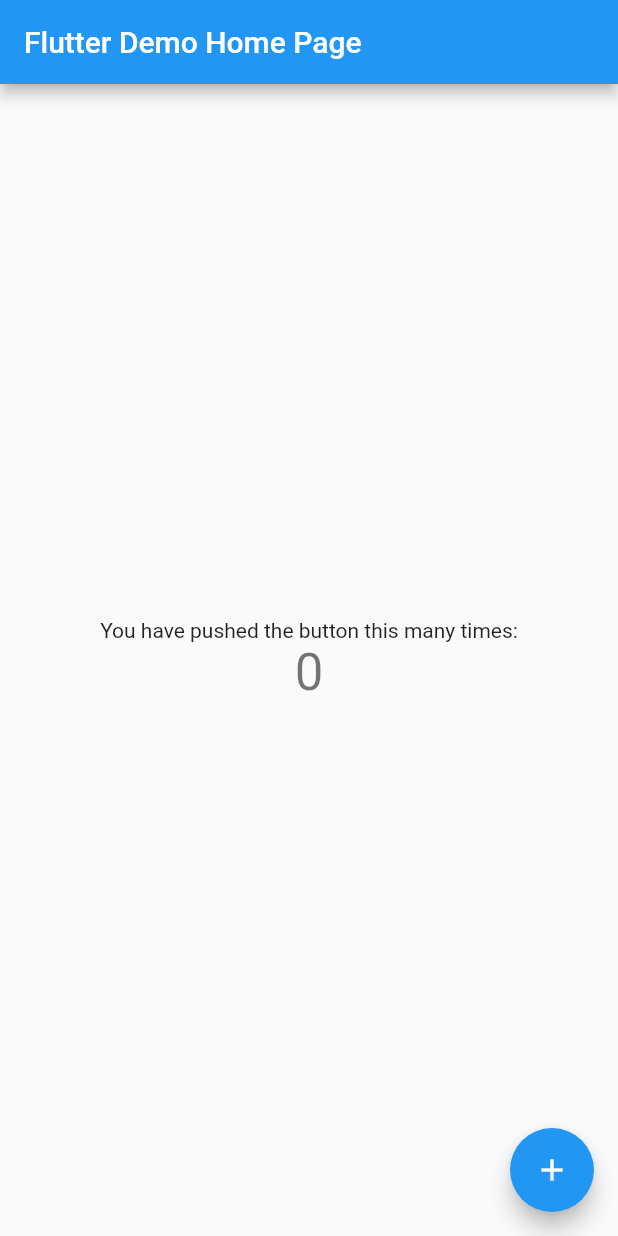
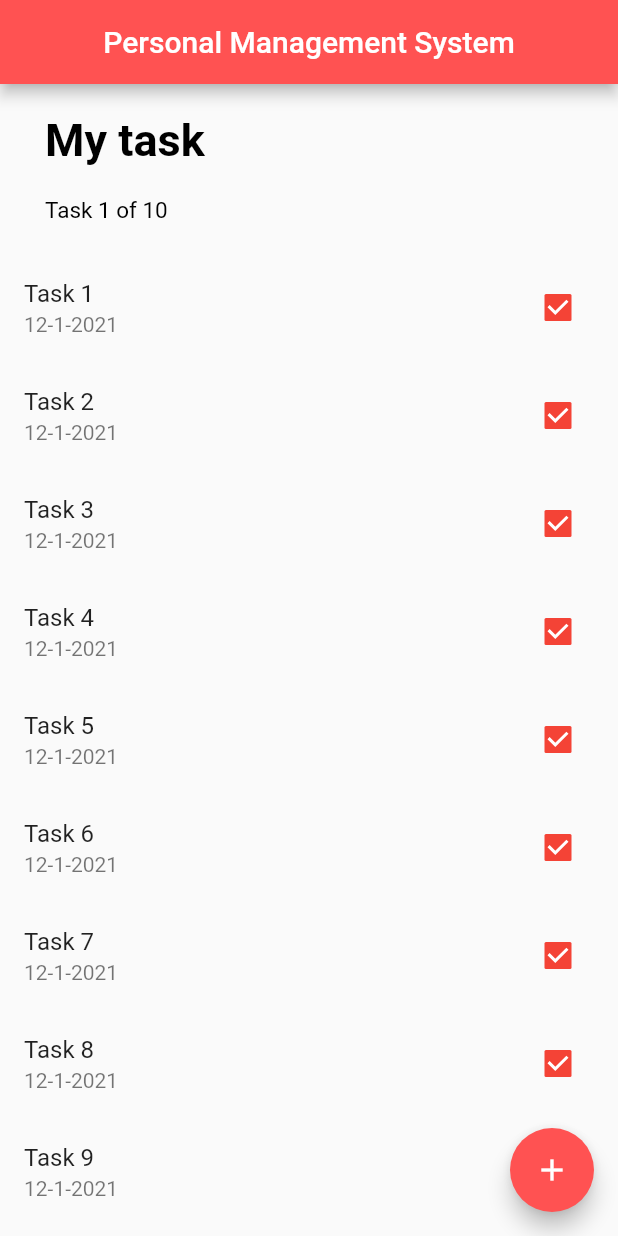
Before and after one commit to HimanshuTrehan/To_do_list_Flutter_app, a Flutter app: the screen it shows after launch, on a phone screen of 412 x 824 dp. Run offline on Flutter 3.47's test engine with Material 2 defaults, Android fonts, the phone set to English and light mode, and no system bars.

Commit message:
HomeScreen created

```diff
--- /dev/null
+++ b/lib/HomeScreen.dart
@@ -0,0 +1,69 @@
+import 'package:flutter/material.dart';
+
+class HomeScreen extends StatefulWidget
+{
+  @override
+  State<StatefulWidget> createState() {
+   return _HomeState();
+  }
+
+}
+
+class _HomeState extends State<HomeScreen>{
+  @override
+  Widget build(BuildContext context) {
+    return Scaffold(
+      floatingActionButton: FloatingActionButton(
+        onPressed: () {  },
+        child: Icon(Icons.add),
+        backgroundColor: Colors.redAccent,
+
+      ),
+      appBar: AppBar(
+        title: Center(
+          child: Text("Personal Management System"),
+        ),
+        backgroundColor: Colors.redAccent,
+      ),
+      body: ListView.builder(
+
+        itemCount: 10,
+        itemBuilder: (context, index) {
+          if(index==0)
+            {
+              return Padding(
+                padding: EdgeInsets.symmetric(horizontal: 30,vertical: 20),
+                child: Column(
+                  crossAxisAlignment: CrossAxisAlignment.start,
+                  children: [
+                    Text("My task",style: TextStyle(
+                      fontWeight: FontWeight.bold,color: Colors.black,fontSize: 30
+                    ),),
+                    SizedBox(height: 20,),
+                    Text("Task 1 of 10",style: TextStyle(
+                        color: Colors.black,fontSize: 15
+                    ),),
+                  ],
+                ),
+              );
+
+            }
+          return _Taskbuild(index);
+        }
+
+        ,),
+    );
+  }
+
+}
+
+Widget _Taskbuild(int index) {
+  return ListTile(
+    title: Text("Task $index"),
+    subtitle: Text("12-1-2021"),
+    trailing: Checkbox(onChanged: (bool value) {  }, value: true,
+      activeColor: Colors.red,
+
+    ),
+  );
+}
--- a/lib/main.dart
+++ b/lib/main.dart
@@ -1,5 +1,6 @@
 import 'package:flutter/material.dart';
 
+import 'HomeScreen.dart';
 void main() {
   runApp(MyApp());
 }
@@ -9,94 +10,12 @@ class MyApp extends StatelessWidget {
   @override
   Widget build(BuildContext context) {
     return MaterialApp(
-      title: 'Flutter Demo',
+      debugShowCheckedModeBanner: false,
+      title: 'To do list',
+      darkTheme: ThemeData(
 
-      home: MyHomePage(title: 'Flutter Demo Home Page'),
+      ),
+      home: HomeScreen(),
     );
   }
 }
-
-class MyHomePage extends StatefulWidget {
-  MyHomePage({Key key, this.title}) : super(key: key);
-
-  // This widget is the home page of your application. It is stateful, meaning
-  // that it has a State object (defined below) that contains fields that affect
-  // how it looks.
-
-  // This class is the configuration for the state. It holds the values (in this
-  // case the title) provided by the parent (in this case the App widget) and
-  // used by the build method of the State. Fields in a Widget subclass are
-  // always marked "final".
-
-  final String title;
-
-  @override
-  _MyHomePageState createState() => _MyHomePageState();
-}
-
-class _MyHomePageState extends State<MyHomePage> {
-  int _counter = 0;
-
-  void _incrementCounter() {
-    setState(() {
-      // This call to setState tells the Flutter framework that something has
-      // changed in this State, which causes it to rerun the build method below
-      // so that the display can reflect the updated values. If we changed
-      // _counter without calling setState(), then the build method would not be
-      // called again, and so nothing would appear to happen.
-      _counter++;
-    });
-  }
-
-  @override
-  Widget build(BuildContext context) {
-    // This method is rerun every time setState is called, for instance as done
-    // by the _incrementCounter method above.
-    //
-    // The Flutter framework has been optimized to make rerunning build methods
-    // fast, so that you can just rebuild anything that needs updating rather
-    // than having to individually change instances of widgets.
-    return Scaffold(
-      appBar: AppBar(
-        // Here we take the value from the MyHomePage object that was created by
-        // the App.build method, and use it to set our appbar title.
-        title: Text(widget.title),
-      ),
-      body: Center(
-        // Center is a layout widget. It takes a single child and positions it
-        // in the middle of the parent.
-        child: Column(
-          // Column is also a layout widget. It takes a list of children and
-          // arranges them vertically. By default, it sizes itself to fit its
-          // children horizontally, and tries to be as tall as its parent.
-          //
-          // Invoke "debug painting" (press "p" in the console, choose the
-          // "Toggle Debug Paint" action from the Flutter Inspector in Android
-          // Studio, or the "Toggle Debug Paint" command in Visual Studio Code)
-          // to see the wireframe for each widget.
-          //
-          // Column has various properties to control how it sizes itself and
-          // how it positions its children. Here we use mainAxisAlignment to
-          // center the children vertically; the main axis here is the vertical
-          // axis because Columns are vertical (the cross axis would be
-          // horizontal).
-          mainAxisAlignment: MainAxisAlignment.center,
-          children: <Widget>[
-            Text(
-              'You have pushed the button this many times:',
-            ),
-            Text(
-              '$_counter',
-              style: Theme.of(context).textTheme.headline4,
-            ),
-          ],
-        ),
-      ),
-      floatingActionButton: FloatingActionButton(
-        onPressed: _incrementCounter,
-        tooltip: 'Increment',
-        child: Icon(Icons.add),
-      ), // This trailing comma makes auto-formatting nicer for build methods.
-    );
-  }
-}
```
Also changed, not shown: 1 other file.
